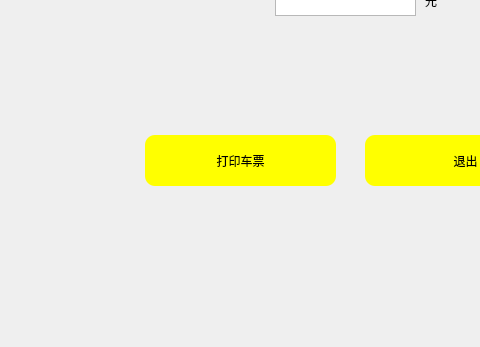
Qt form SellUI.ui (yuanyaaa/TicketManagementSystem) before a commit; both pictures show x 335 to 815 and y 275 to 622 of the 940 by 622 pixel window.
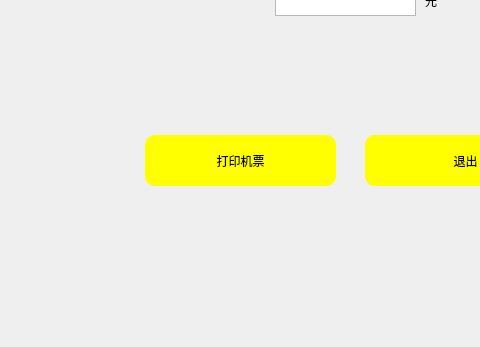
The same form after that commit. Icons and pictures are not drawn.

Diff of the .ui file:
```diff
--- a/SellUI.ui
+++ b/SellUI.ui
@@ -157,7 +157,7 @@
 }</string>
    </property>
    <property name="text">
-    <string>打印车票</string>
+    <string>打印机票</string>
    </property>
   </widget>
   <widget class="QPushButton" name="execbtn">
```
